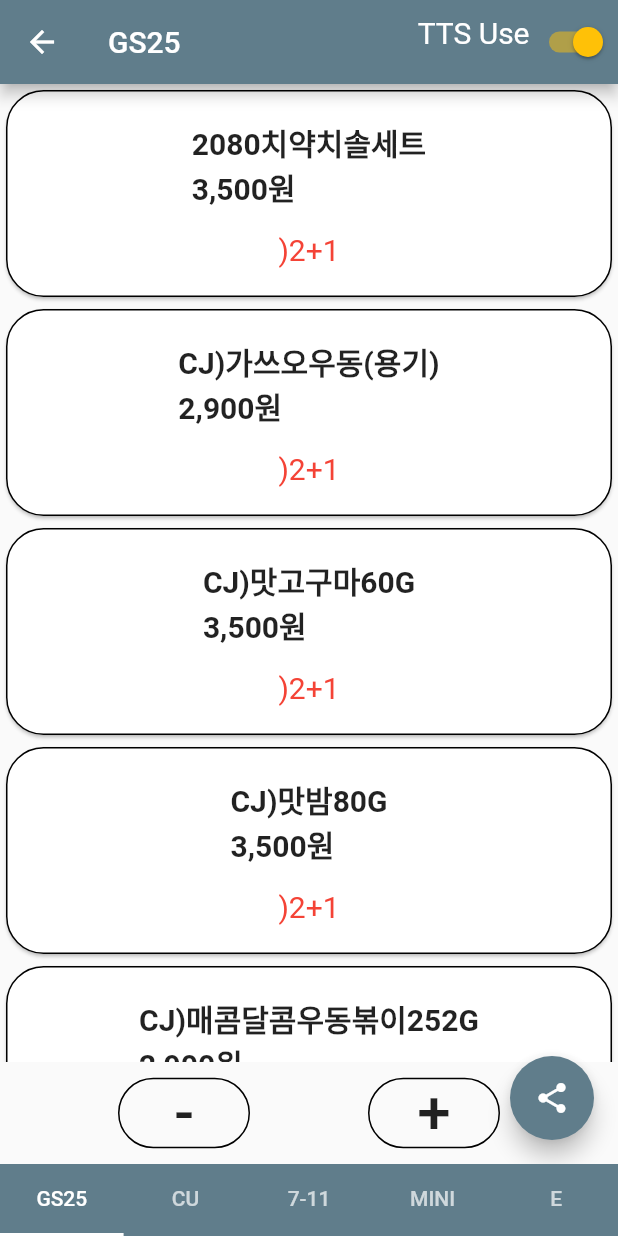
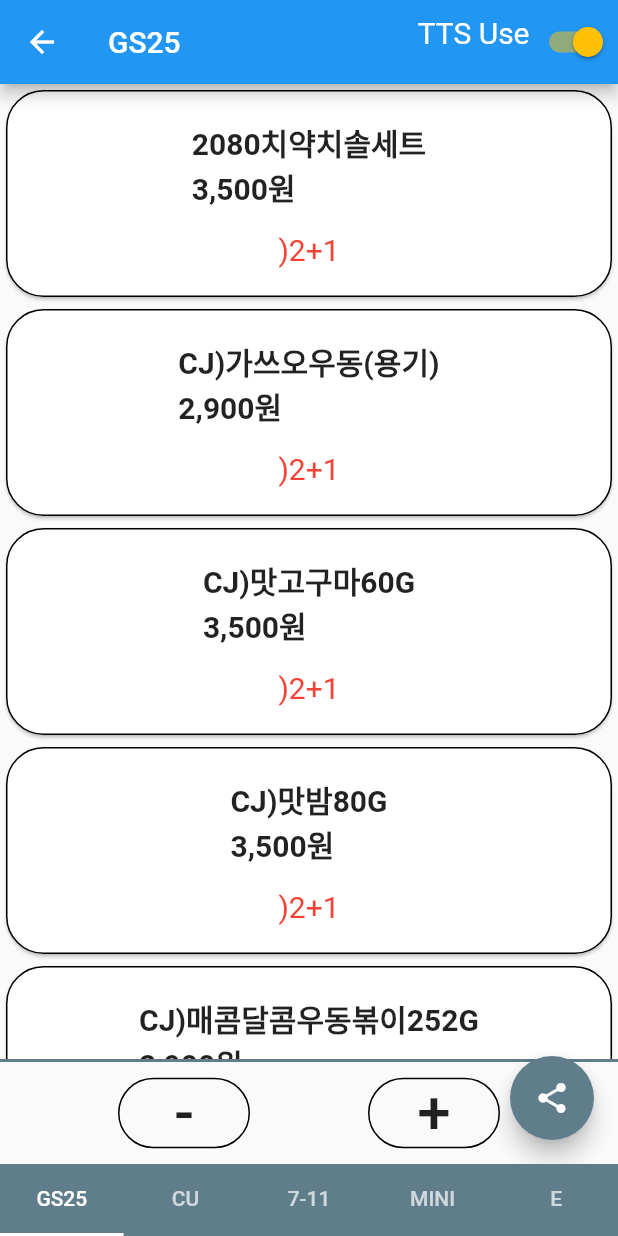
Before and after one commit to rollcake86/convi_list, a Flutter app: the screen it shows after launch, after a tap on "검색 하기", on a phone screen of 412 x 824 dp. Run offline on Flutter 3.47's test engine with Material 2 defaults, Android fonts, the phone set to English and light mode, and no system bars; our stand-ins replace flutter_tts, share, shared_preferences.

Commit message:
update line

```diff
--- a/lib/tab/ConHome.dart
+++ b/lib/tab/ConHome.dart
@@ -67,6 +67,7 @@ class ConHome extends State<ConApp> {
   Widget build(BuildContext context) {
     return new Scaffold(
       appBar: new AppBar(
+        backgroundColor: _getThemeColor(widget.title),
         title: new Text(widget.title),
         actions: <Widget>[  new Text('TTS Use' , style: TextStyle(fontSize: 20.0 ,height: 1.8),),
           new Switch(value: voiceCheck, onChanged: _changeVoice , activeColor: Colors.amber,)],
@@ -125,6 +126,8 @@ class ConHome extends State<ConApp> {
                     );
                   }),
             ),
+            new Container(color: Colors.blueGrey , height: 2,)
+            ,
             new Row(
               children: <Widget>[
                 new Padding(
@@ -304,3 +307,17 @@ class ConHome extends State<ConApp> {
   }
 
 }
+
+ Color _getThemeColor(String title) {
+   if (title.contains('CU')) {
+     return Colors.red;
+   } else if (title.contains('GS25')) {
+     return Colors.blue;
+   } else if (title.contains('7-ELEVEN')) {
+     return Colors.green;
+   } else if (title.contains('EMART24')) {
+     return Colors.blueGrey;
+   } else {
+     return Colors.brown;
+   }
+}
```
